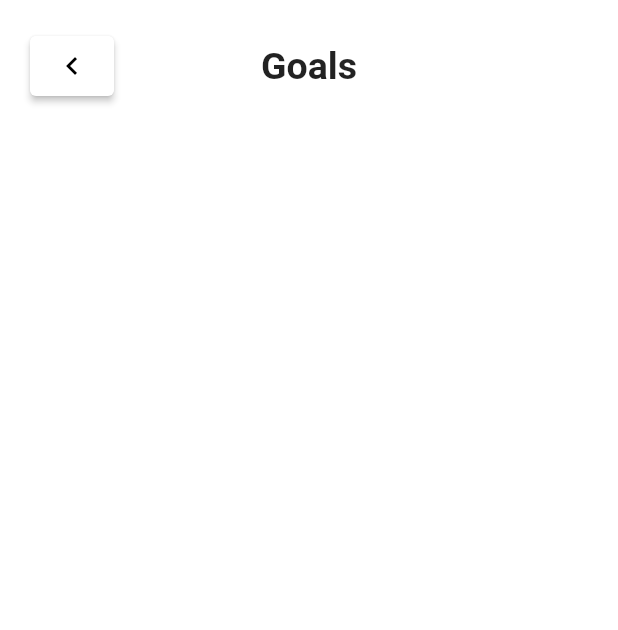
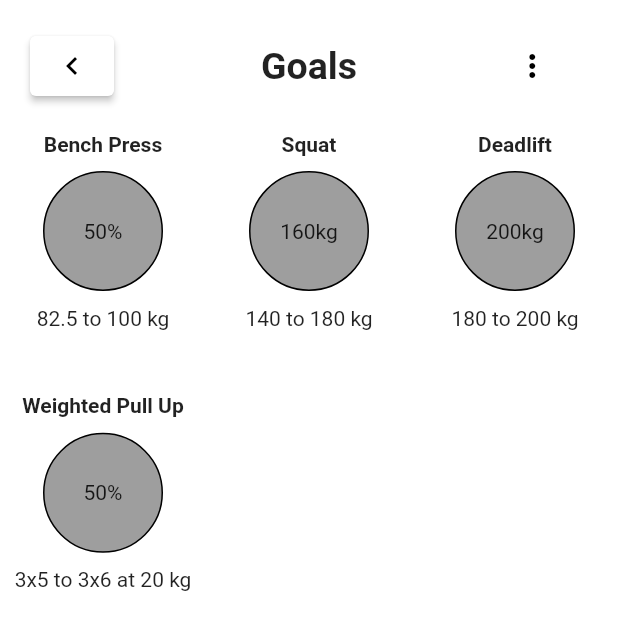
Before and after one commit to TomTomDam/workout-log, a Flutter app: the Goals screen opened directly, on a phone screen of 412 x 824 dp. Shown: the top 630 px of the screen. Run offline on Flutter 3.47's test engine with Material 2 defaults, Android fonts, the phone set to English and light mode, and no system bars.

Commit message:
Finished design for Goals page

```diff
--- a/lib/screens/dashboard/goals.dart
+++ b/lib/screens/dashboard/goals.dart
@@ -8,7 +8,8 @@ class Goals extends StatelessWidget {
   Widget build(BuildContext context) {
     return Scaffold(
       backgroundColor: Colors.white,
-      body: SafeArea(
+      body: SingleChildScrollView(
+        child: SafeArea(
           child: Column(
             children: [
               Header(
@@ -24,9 +25,101 @@ class Goals extends StatelessWidget {
                       color: Colors.black,
                     ),
                   ),
-              secondaryButton: null)
+                  secondaryButton: InkWell(
+                      onTap: () {
+                        showModalBottomSheet(
+                            context: context,
+                            builder: (context) {
+                              return Wrap(
+                                children: [
+                                  InkWell(
+                                    onTap: () {},
+                                    child: const ListTile(
+                                      leading: Icon(Icons.electric_bolt),
+                                      title: Text('Add Goal'),
+                                    ),
+                                  ),
+                                  InkWell(
+                                    onTap: () {},
+                                    child: const ListTile(
+                                      leading: Icon(Icons.edit),
+                                      title: Text('Edit Goal'),
+                                    ),
+                                  ),
+                                  InkWell(
+                                    onTap: () {},
+                                    child: const ListTile(
+                                      leading: Icon(Icons.close),
+                                      title: Text('Delete Goal'),
+                                    ),
+                                  )
                                 ],
-      )),
+                              );
+                            });
+                      },
+                      child: const Icon(Icons.more_vert, color: Colors.black))),
+              SizedBox(
+                  height: MediaQuery.of(context).size.height,
+                  child: GridView.count(
+                    primary: false,
+                    shrinkWrap: true,
+                    padding: const EdgeInsets.only(top: 20),
+                    crossAxisSpacing: 0,
+                    mainAxisSpacing: 30,
+                    crossAxisCount: 3,
+                    childAspectRatio: 0.95,
+                    children: const <Widget>[
+                      GoalItem(
+                          exercise: "Bench Press",
+                          value: "50%",
+                          progress: "82.5 to 100 kg"),
+                      GoalItem(
+                          exercise: "Squat",
+                          value: "160kg",
+                          progress: "140 to 180 kg"),
+                      GoalItem(
+                          exercise: "Deadlift",
+                          value: "200kg",
+                          progress: "180 to 200 kg"),
+                      GoalItem(
+                          exercise: "Weighted Pull Up",
+                          value: "50%",
+                          progress: "3x5 to 3x6 at 20 kg")
+                    ],
+                  ))
+            ],
+          ),
+        ),
+      ),
     );
   }
 }
+
+class GoalItem extends StatelessWidget {
+  const GoalItem(
+      {Key? key,
+      required this.exercise,
+      required this.value,
+      required this.progress})
+      : super(key: key);
+  final String exercise;
+  final String value;
+  final String progress;
+
+  @override
+  Widget build(BuildContext context) {
+    return Column(children: [
+      Text(exercise, style: const TextStyle(fontWeight: FontWeight.bold)),
+      Container(
+          margin: const EdgeInsets.only(top: 10),
+          width: 80,
+          height: 80,
+          decoration: BoxDecoration(
+              border: Border.all(color: Colors.black),
+              color: Colors.grey,
+              shape: BoxShape.circle),
+          child: Align(alignment: Alignment.center, child: Text(value))),
+      Container(margin: const EdgeInsets.only(top: 10), child: Text(progress))
+    ]);
+  }
+}
```
Lines whose indentation alone changed are shown as unchanged.
